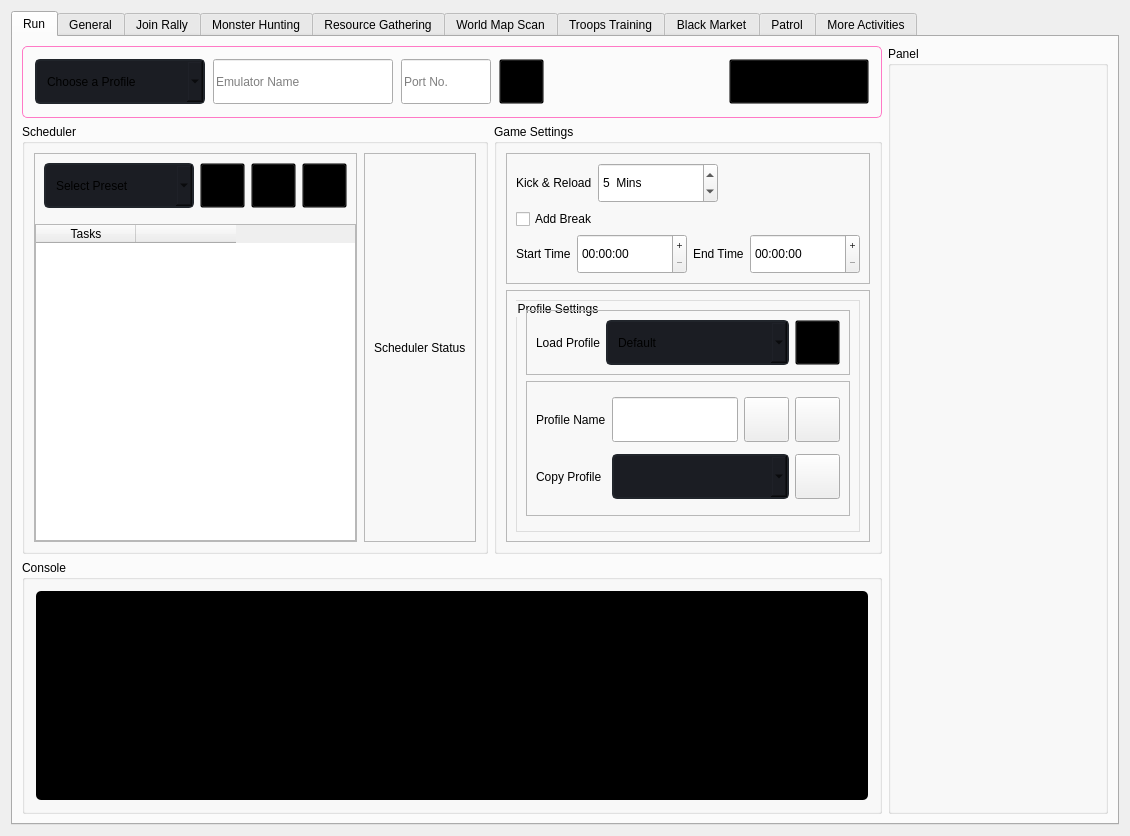
The window that gui/ui_files/instance_page.ui (evsahal/TaskEX) describes before a commit, drawn with Qt 5.
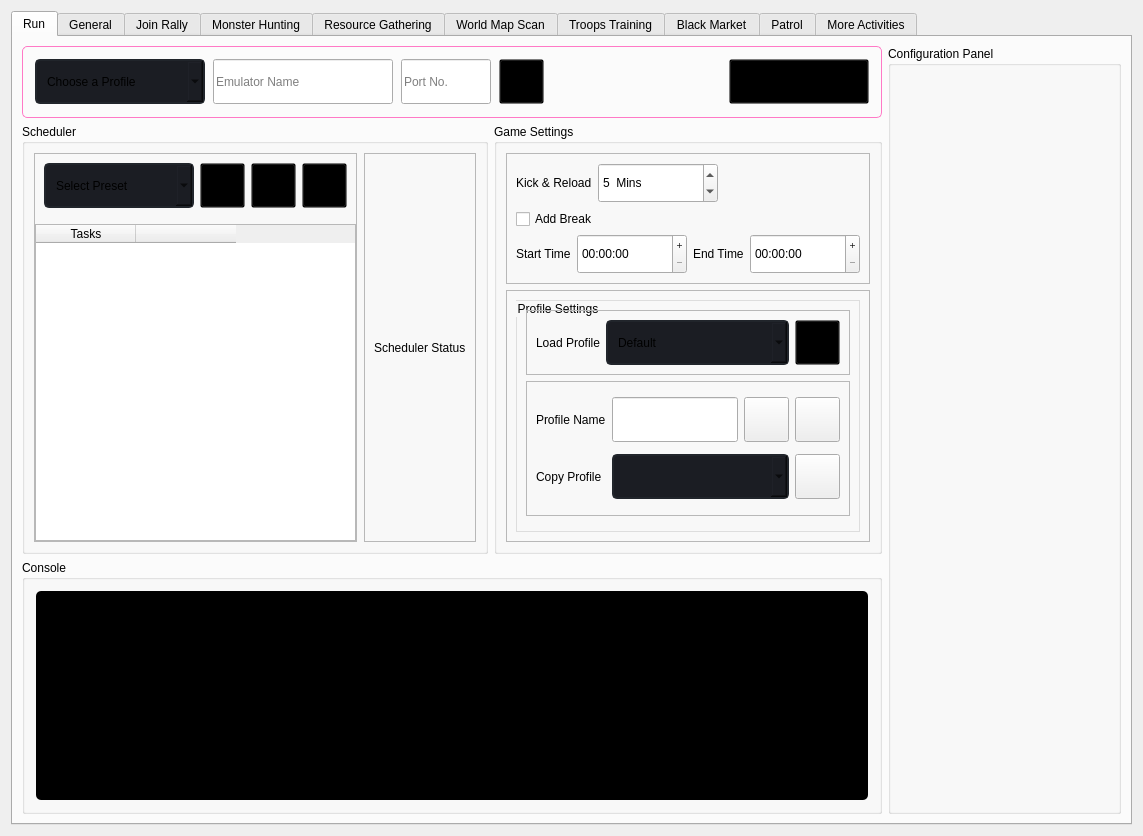
The same window after the commit. Icons and pictures are not drawn.

Commit message: run tab ui

Patch:
```diff
--- a/gui/ui_files/instance_page.ui
+++ b/gui/ui_files/instance_page.ui
@@ -6,7 +6,7 @@
    <rect>
     <x>0</x>
     <y>0</y>
-    <width>1130</width>
+    <width>1143</width>
     <height>836</height>
    </rect>
   </property>
@@ -461,9 +461,22 @@
           <item row="0" column="1" rowspan="2">
            <widget class="QGroupBox" name="groupBox_2">
             <property name="title">
-             <string>Panel</string>
+             <string>Configuration Panel</string>
             </property>
-            <layout class="QHBoxLayout" name="horizontalLayout_10"/>
+            <layout class="QHBoxLayout" name="horizontalLayout_10">
+             <property name="leftMargin">
+              <number>4</number>
+             </property>
+             <property name="topMargin">
+              <number>4</number>
+             </property>
+             <property name="rightMargin">
+              <number>4</number>
+             </property>
+             <property name="bottomMargin">
+              <number>4</number>
+             </property>
+            </layout>
            </widget>
           </item>
           <item row="1" column="0">
```
Left out of the diff: 30 changed lines with no effect on the pictures. The commit also changes 6 other files.
